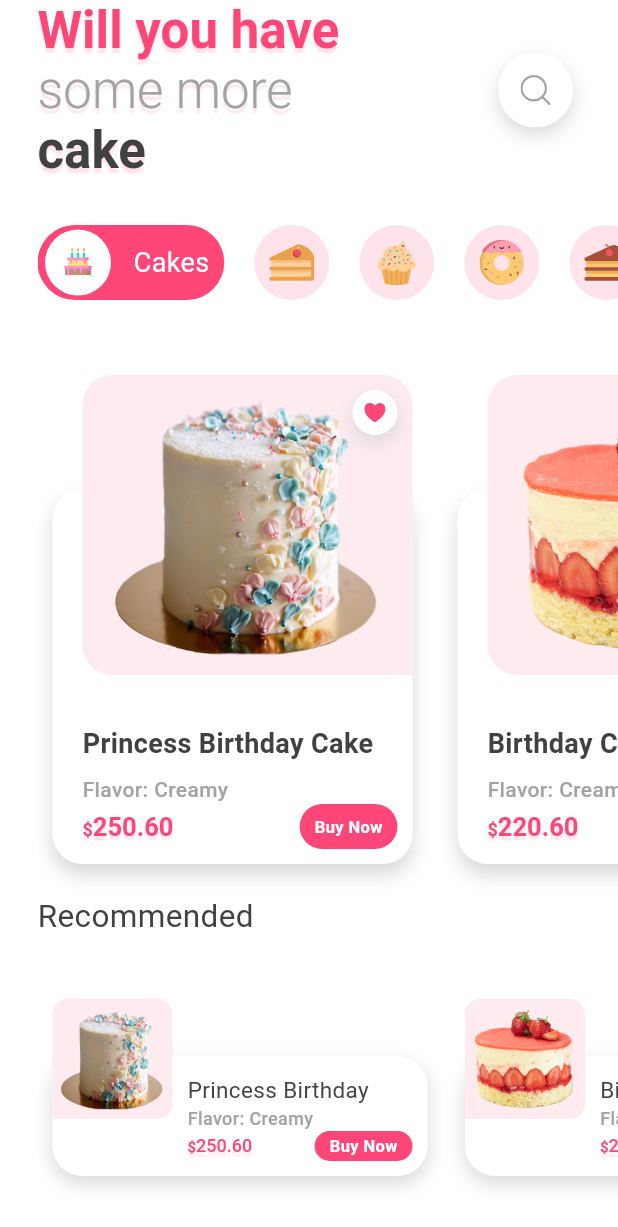
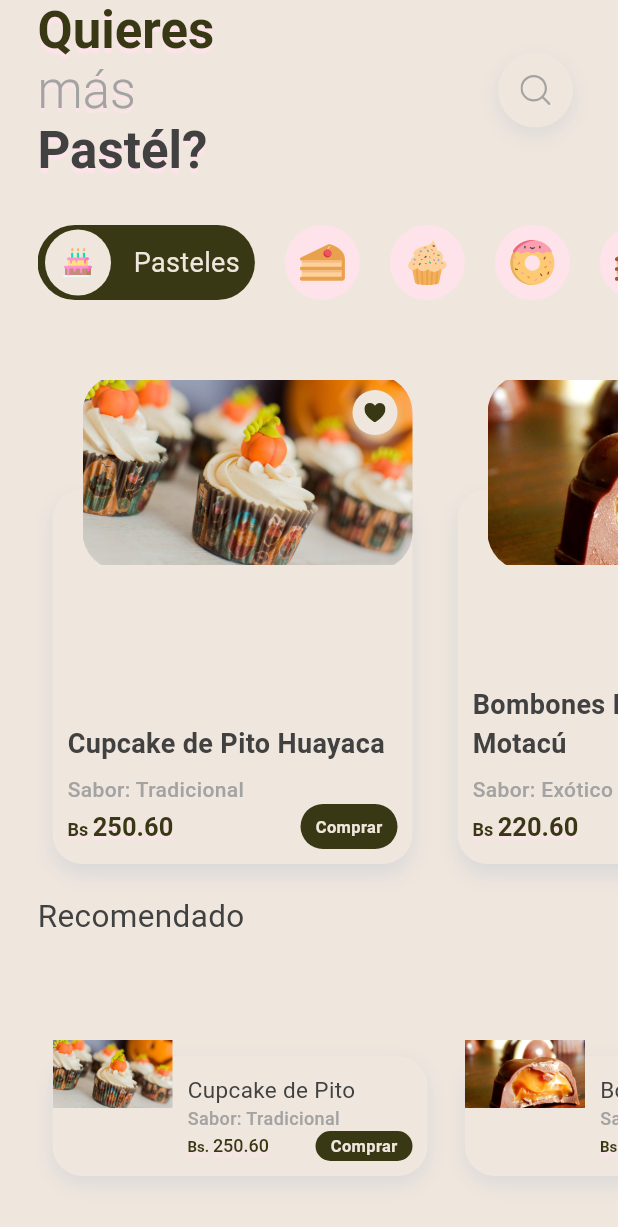
Before and after one commit to moisicmo/holu_crem, a Flutter app: the screen it shows after launch, on a phone screen of 412 x 824 dp. Shown: the top 1227 px of the screen. Run offline on Flutter 3.47's test engine with Material 3 defaults, Android fonts, the phone set to English and light mode, and no system bars; our stand-ins replace flutter_svg, readmore.

Commit message:
presentación

```diff
--- a/lib/core/color.dart
+++ b/lib/core/color.dart
@@ -1,6 +1,6 @@
 import 'package:flutter/cupertino.dart';
 
-const Color mainColor = Color(0xFFFE4678);
+const Color mainColor = Color(0xFF383814);
 const Color pink01 = Color(0xFFFEE3EA);
 const Color pink02 = Color(0xFFFEEBF0);
 const Color pink03 = Color(0xFFFEE0E8);
@@ -10,6 +10,6 @@ const Color blackShadow = Color(0xFFDAD9DA);
 const Color grayColor = Color(0XFFA3A3A3);
 const Color black = Color(0XFF414141);
 
-const Color white = Color(0xFFFFFFFF);
+const Color white = Color(0xFFEFE6DD);
 
 const Color ratingC = Color(0xFFFF972F);
--- a/lib/data/category.dart
+++ b/lib/data/category.dart
@@ -11,9 +11,9 @@ class Categories {
 }
 
 List<Categories> categories = [
-  Categories(id: 0, name: 'Cakes', image: 'assets/icons/birthday-cake.svg'),
+  Categories(id: 0, name: 'Pasteles', image: 'assets/icons/birthday-cake.svg'),
   Categories(id: 1, name: 'Cup Cakes', image: 'assets/icons/cake.svg'),
-  Categories(id: 2, name: 'Cakes', image: 'assets/icons/cupcake.svg'),
-  Categories(id: 3, name: 'Cakes', image: 'assets/icons/donut.svg'),
-  Categories(id: 4, name: 'Cakes', image: 'assets/icons/cake01.svg'),
+  Categories(id: 2, name: 'Bombones', image: 'assets/icons/cupcake.svg'),
+  Categories(id: 3, name: 'Postres', image: 'assets/icons/donut.svg'),
+  Categories(id: 4, name: 'Tartaletas', image: 'assets/icons/cake01.svg'),
 ];
--- a/lib/data/items.dart
+++ b/lib/data/items.dart
@@ -23,43 +23,83 @@ class Cakes {
 
 List<Cakes> cakes = [
   Cakes(
-    name: 'Princess Birthday Cake',
-    flavourl: 'Creamy',
+    name: 'Cupcake de Pito Huayaca',
+    flavourl: 'Tradicional',
     price: '250.60',
-    image: 'assets/images/01.png',
+    image: 'assets/products/01.jpg',
     bgColor: pink01,
     destription:
-        'Lorem ipsum dolor sit amet, consectetur adipiscing elit, sed do eiusmod tempor incididunt ut labore et dolore magna aliqua. Quis ipsum suspendisse ultrices gravida. Risus commodo viverra maecenas accumsan lacus vel facilisis. Lorem ipsum dolor sit amet, consectetur adipiscing elit, sed do eiusmod tempor incididunt ut labore et dolore magna aliqua. Quis ipsum suspendisse ultrices gravida. Risus commodo viverra maecenas accumsan lacus vel facilisis. ',
+        'Delicioso bizcocho de pito huayaca con un relleno exótico de tumbo, que combina lo mejor de la tradición y el sabor tropical.',
     rating: 4.5,
   ),
   Cakes(
-    name: 'Birthday Cake',
-    flavourl: 'Creamy',
-    image: 'assets/images/02.png',
+    name: 'Bombones Rellenos de Motacú',
+    flavourl: 'Exótico',
     price: '220.60',
+    image: 'assets/products/02.jpg',
     bgColor: pink01,
     destription:
-        'Lorem ipsum dolor sit amet, consectetur adipiscing elit, sed do eiusmod tempor incididunt ut labore et dolore magna aliqua. Quis ipsum suspendisse ultrices gravida. Risus commodo viverra maecenas accumsan lacus vel facilisis. Lorem ipsum dolor sit amet, consectetur adipiscing elit, sed do eiusmod tempor incididunt ut labore et dolore magna aliqua. Quis ipsum suspendisse ultrices gravida. Risus commodo viverra maecenas accumsan lacus vel facilisis.  ',
+        'Pequeños bombones con un corazón relleno de motacú, perfectos para disfrutar un toque dulce y tropical.',
     rating: 4,
   ),
   Cakes(
-    name: 'Wedding Cake',
-    flavourl: 'Creamy',
+    name: 'Entremet de Mango y Aricoma',
+    flavourl: 'Gourmet',
     price: '450.60',
-    image: 'assets/images/03.png',
+    image: 'assets/products/03.jpg',
     bgColor: pink01,
     destription:
-        'Lorem ipsum dolor sit amet, consectetur adipiscing elit, sed do eiusmod tempor incididunt ut labore et dolore magna aliqua. Quis ipsum suspendisse ultrices gravida. Risus commodo viverra maecenas accumsan lacus vel facilisis.Lorem ipsum dolor sit amet, consectetur adipiscing elit, sed do eiusmod tempor incididunt ut labore et dolore magna aliqua. Quis ipsum suspendisse ultrices gravida. Risus commodo viverra maecenas accumsan lacus vel facilisis.  ',
-    rating: 2.5,
+        'Un elegante postre en capas, compuesto de mousse de mango, gelatina de aricoma y un delicado bizcocho. Perfecto para ocasiones especiales.',
+    rating: 4.5,
   ),
   Cakes(
-    name: 'Cup Cake',
-    flavourl: 'Creamy',
-    image: 'assets/images/04.png',
+    name: 'Torta Tres Leches',
+    flavourl: 'Clásico',
     price: '850.60',
+    image: 'assets/products/04.jpeg',
     bgColor: pink01,
     destription:
-        'Lorem ipsum dolor sit amet, consectetur adipiscing elit, sed do eiusmod tempor incididunt ut labore et dolore magna aliqua. Quis ipsum suspendisse ultrices gravida. Risus commodo viverra maecenas accumsan lacus vel facilisis. Lorem ipsum dolor sit amet, consectetur adipiscing elit, sed do eiusmod tempor incididunt ut labore et dolore magna aliqua. Quis ipsum suspendisse ultrices gravida. Risus commodo viverra maecenas accumsan lacus vel facilisis. ',
+        'Bizcocho suave y esponjoso, humedecido con una mezcla de tres leches: evaporada, condensada y leche natural. Un clásico irresistible.',
     rating: 5,
   ),
+  Cakes(
+    name: 'Tartaletas de Frutilla',
+    flavourl: 'Frutal',
+    price: '350.60',
+    image: 'assets/products/05.jpeg',
+    bgColor: pink01,
+    destription:
+        'Tartaletas de masa quebrada perfectamente horneada, con un delicioso relleno de crema suave y frutillas frescas.',
+    rating: 4.5,
+  ),
+  Cakes(
+    name: 'Relleno Crema Bariloche',
+    flavourl: 'Chocolate',
+    price: '150.60',
+    image: 'assets/products/06.jpg',
+    bgColor: pink01,
+    destription:
+        'Exquisita crema de chocolate con una textura suave y un sabor intenso, ideal para cualquier postre.',
+    rating: 4.2,
+  ),
+  Cakes(
+    name: 'Relleno Budín de Chocolate',
+    flavourl: 'Chocolate',
+    price: '180.60',
+    image: 'assets/products/07.jpg',
+    bgColor: pink01,
+    destription:
+        'Postre elaborado a base de chocolate, con una textura densa y un sabor profundo, perfecto para los amantes del cacao.',
+    rating: 4.8,
+  ),
+  Cakes(
+    name: 'Relleno Crema Pastelera de Moras',
+    flavourl: 'Frutal',
+    price: '200.60',
+    image: 'assets/products/08.jpeg',
+    bgColor: pink01,
+    destription:
+        'Una crema pastelera suave con un toque dulce y ácido de moras frescas, ideal para acompañar postres únicos.',
+    rating: 4.7,
+  ),
 ];
--- a/lib/page/details_page.dart
+++ b/lib/page/details_page.dart
@@ -21,6 +21,7 @@ class _DetailPageState extends State<DetailPage> {
   Widget build(BuildContext context) {
     final height = MediaQuery.of(context).size.height;
     return Scaffold(
+      backgroundColor: white,
       body: SafeArea(
         child: Stack(
           children: [
@@ -29,14 +30,14 @@ class _DetailPageState extends State<DetailPage> {
               child: Container(
                 height: height / 2,
                 width: 360.0,
-                padding: EdgeInsets.symmetric(horizontal: 20.0),
-                decoration: BoxDecoration(
-                  color: pink02,
-                  borderRadius: BorderRadius.only(
-                    bottomLeft: Radius.circular(50.0),
+                padding: const EdgeInsets.symmetric(horizontal: 20.0),
+                child: ClipRRect(
+                  borderRadius: BorderRadius.circular(35.0),
+                  child: Image.asset(
+                    widget.cake.image,
+                    fit: BoxFit.fitWidth,
                   ),
                 ),
-                child: Image.asset(widget.cake.image),
               ),
             ),
             Positioned(
@@ -52,12 +53,12 @@ class _DetailPageState extends State<DetailPage> {
                       fontSize: 22.0,
                     ),
                   ),
-                  SizedBox(height: 10.0),
+                  const SizedBox(height: 10.0),
                   Row(
                     children: [
                       StarRating(rating: widget.cake.rating),
                       Text('${widget.cake.rating}'),
-                      SizedBox(width: 120.0),
+                      const SizedBox(width: 120.0),
                       miniButton(
                         onTap: () {
                           if (qty > 1) setState(() => qty--);
@@ -79,8 +80,8 @@ class _DetailPageState extends State<DetailPage> {
                       ),
                     ],
                   ),
-                  SizedBox(height: 20.0),
-                  Container(
+                  const SizedBox(height: 20.0),
+                  SizedBox(
                     width: 360.0,
                     height: 200,
                     child: ListView(
@@ -102,6 +103,7 @@ class _DetailPageState extends State<DetailPage> {
                       ],
                     ),
                   ),
+                  const SizedBox(height: 20.0),
                   Container(
                     height: 60.0,
                     width: 360.0,
@@ -116,11 +118,11 @@ class _DetailPageState extends State<DetailPage> {
                       mainAxisAlignment: MainAxisAlignment.spaceBetween,
                       children: [
                         Text(
-                          'Add to cart',
+                          'Agregar al carrito',
                           style: txtBtnCategory.copyWith(color: mainColor),
                         ),
                         roundButton(
-                          text: '\$${widget.cake.price}',
+                          text: 'Bs. ${widget.cake.price}',
                           fontsize: 14,
                         )
                       ],
--- a/lib/page/home_page.dart
+++ b/lib/page/home_page.dart
@@ -38,18 +38,18 @@ class _HomePageState extends State<HomePage> {
                       text: TextSpan(
                         children: [
                           TextSpan(
-                            text: 'Will you have',
+                            text: 'Quieres',
                             style: txtHeading,
                           ),
                           TextSpan(
-                            text: '\nsome more',
+                            text: '\nmás',
                             style: txtHeading.copyWith(
                               color: grayColor,
                               fontWeight: FontWeight.w300,
                             ),
                           ),
                           TextSpan(
-                            text: '\ncake',
+                            text: '\nPastél?',
                             style: txtHeading.copyWith(
                               color: black,
                             ),
@@ -68,9 +68,9 @@ class _HomePageState extends State<HomePage> {
               Expanded(
                 flex: 2,
                 child: ListView.builder(
-                    padding: EdgeInsets.only(top: 50.0),
+                    padding: const EdgeInsets.only(top: 50.0),
                     itemCount: cakes.length,
-                    physics: BouncingScrollPhysics(),
+                    physics: const BouncingScrollPhysics(),
                     scrollDirection: Axis.horizontal,
                     itemBuilder: (itemBuilder, index) {
                       return GestureDetector(
@@ -85,8 +85,8 @@ class _HomePageState extends State<HomePage> {
                       );
                     }),
               ),
-              Text(
-                'Recommended',
+              const Text(
+                'Recomendado',
                 style: TextStyle(
                   fontSize: 21.0,
                   color: black,
--- a/lib/widget/item_card.dart
+++ b/lib/widget/item_card.dart
@@ -7,14 +7,14 @@ import 'package:holu_crem/widget/round_btn.dart';
 
 class ItemCard extends StatelessWidget {
   final Cakes cake;
-  const ItemCard({Key? key, required this.cake}) : super(key: key);
+  const ItemCard({super.key, required this.cake});
 
   @override
   Widget build(BuildContext context) {
     return Container(
-      margin: EdgeInsets.only(right: 20.0),
+      margin: const EdgeInsets.only(right: 20.0),
       width: 250.0,
-      padding: EdgeInsets.only(bottom: 20.0, left: 10.0),
+      padding: const EdgeInsets.only(bottom: 20.0, left: 10.0),
       child: Stack(
         children: [
           Align(
@@ -22,11 +22,11 @@ class ItemCard extends StatelessWidget {
             child: Container(
               height: 250.0,
               width: 250.0,
-              padding: EdgeInsets.only(left: 20.0, right: 10.0, bottom: 10.0),
+              padding: const EdgeInsets.only(left: 10.0, right: 10.0, bottom: 10.0),
               decoration: BoxDecoration(
                 color: white,
                 borderRadius: BorderRadius.circular(20.0),
-                boxShadow: [
+                boxShadow: const [
                   BoxShadow(
                     color: blackShadow,
                     offset: Offset(0, 7),
@@ -40,12 +40,12 @@ class ItemCard extends StatelessWidget {
                 children: [
                   Text(
                     cake.name,
-                    maxLines: 1,
+                    // maxLines: 1,
                     style: txtItemCard,
                   ),
-                  SizedBox(height: 7.0),
+                  const SizedBox(height: 7.0),
                   Text(
-                    'Flavor: ${cake.flavourl}',
+                    'Sabor: ${cake.flavourl}',
                     maxLines: 1,
                     style: txtItemCard.copyWith(
                       fontSize: 14,
@@ -60,7 +60,7 @@ class ItemCard extends StatelessWidget {
                         text: TextSpan(
                           children: [
                             TextSpan(
-                              text: '\$',
+                              text: 'Bs ',
                               style: txtHeading.copyWith(fontSize: 12.0),
                             ),
                             TextSpan(
@@ -80,21 +80,15 @@ class ItemCard extends StatelessWidget {
           Positioned(
             top: 0,
             right: 0,
-            child: Container(
-              height: 200.0,
+            child: SizedBox(
+              height: 130.0,
               width: 220.0,
-              padding: EdgeInsets.symmetric(horizontal: 20.0),
-              decoration: BoxDecoration(
-                color: pink02,
-                borderRadius: BorderRadius.only(
-                  topLeft: Radius.circular(20.0),
-                  topRight: Radius.circular(20.0),
-                  bottomLeft: Radius.circular(20.0),
+              child: ClipRRect(
+                borderRadius: BorderRadius.circular(25.0),
+                child: Image.asset(
+                  cake.image,
+                  fit: BoxFit.fitWidth,
                 ),
-              ),
-              child: Image.asset(
-                cake.image,
-                fit: BoxFit.fitWidth,
               ),
             ),
           ),
--- a/lib/widget/item_card_02.dart
+++ b/lib/widget/item_card_02.dart
@@ -6,7 +6,7 @@ import 'package:holu_crem/widget/round_btn.dart';
 
 class ItemCard02 extends StatelessWidget {
   final Cakes cake;
-  const ItemCard02({Key? key, required this.cake}) : super(key: key);
+  const ItemCard02({super.key, required this.cake});
 
   @override
   Widget build(BuildContext context) {
@@ -17,12 +17,12 @@ class ItemCard02 extends StatelessWidget {
           child: Container(
             height: 80.0,
             width: 250.0,
-            margin: EdgeInsets.only(right: 15.0, left: 10.0),
-            padding: EdgeInsets.only(bottom: 20.0, left: 10.0),
+            margin: const EdgeInsets.only(right: 15.0, left: 10.0),
+            padding: const EdgeInsets.only(bottom: 20.0, left: 10.0),
             decoration: BoxDecoration(
                 borderRadius: BorderRadius.circular(20.0),
                 color: white,
-                boxShadow: [
+                boxShadow: const [
                   BoxShadow(
                     color: blackShadow,
                     offset: Offset(0, 5),
@@ -32,27 +32,22 @@ class ItemCard02 extends StatelessWidget {
           ),
         ),
         Container(
-          height: 80.0,
+          height: 100.0,
           width: 80.0,
-          margin: EdgeInsets.only(right: 15.0, left: 10.0),
-          padding: EdgeInsets.all(5),
-          decoration: BoxDecoration(
-            borderRadius: BorderRadius.only(
-              topLeft: Radius.circular(10.0),
-              topRight: Radius.circular(10.0),
-              bottomRight: Radius.circular(10.0),
-            ),
-            color: pink02,
-          ),
-          child: Image.asset(
-            cake.image,
-            scale: 2,
-          ),
+          margin: const EdgeInsets.only(right: 15.0, left: 10.0),
+          child: ClipRRect(
+                borderRadius: BorderRadius.circular(25.0),
+                child: Image.asset(
+                  cake.image,
+                  fit: BoxFit.fitWidth,
+                  scale: 2,
+                ),
+              ),
         ),
         Positioned(
           right: 25.0,
           bottom: 10.0,
-          child: Container(
+          child: SizedBox(
             width: 150.0,
             child: Column(
               mainAxisAlignment: MainAxisAlignment.end,
@@ -67,7 +62,7 @@ class ItemCard02 extends StatelessWidget {
                   ),
                 ),
                 Text(
-                  'Flavor: ${cake.flavourl}',
+                  'Sabor: ${cake.flavourl}',
                   maxLines: 1,
                   style: txtItemCard.copyWith(
                     fontSize: 12,
@@ -82,7 +77,7 @@ class ItemCard02 extends StatelessWidget {
                       text: TextSpan(
                         children: [
                           TextSpan(
-                            text: '\$',
+                            text: 'Bs. ',
                             style: txtHeading.copyWith(fontSize: 10.0),
                           ),
                           TextSpan(
--- a/lib/widget/round_btn.dart
+++ b/lib/widget/round_btn.dart
@@ -5,17 +5,17 @@ Widget roundButton({String? text, double? fontsize, double? height}) {
   return GestureDetector(
     onTap: () {},
     child: Container(
-      height: height != null ? height : 30.0,
-      padding: EdgeInsets.symmetric(horizontal: 10.0),
+      height: height ?? 30.0,
+      padding: const EdgeInsets.symmetric(horizontal: 10.0),
       decoration: BoxDecoration(
         color: mainColor,
         borderRadius: BorderRadius.circular(50.0),
       ),
       child: Center(
         child: Text(
-          text != null ? text : 'Buy Now',
+          text ?? 'Comprar',
           style: TextStyle(
-            fontSize: fontsize != null ? fontsize : 11.0,
+            fontSize: fontsize ?? 11.0,
             color: white,
             fontWeight: FontWeight.w600,
           ),
--- a/pubspec.yaml
+++ b/pubspec.yaml
@@ -62,6 +62,7 @@ flutter:
   assets:
     - assets/images/
     - assets/icons/
+    - assets/products/
   #   - images/a_dot_burr.jpeg
   #   - images/a_dot_ham.jpeg
   # An image asset can refer to one or more resolution-specific "variants", see
```
Also changed, not shown: assets/products/01.jpg (added), assets/products/02.jpg (added), assets/products/03.jpg (added), assets/products/04.jpeg (added), assets/products/05.jpeg (added), assets/products/06.jpg (added), assets/products/07.jpg (added), assets/products/08.jpeg (added), 6 other files.
